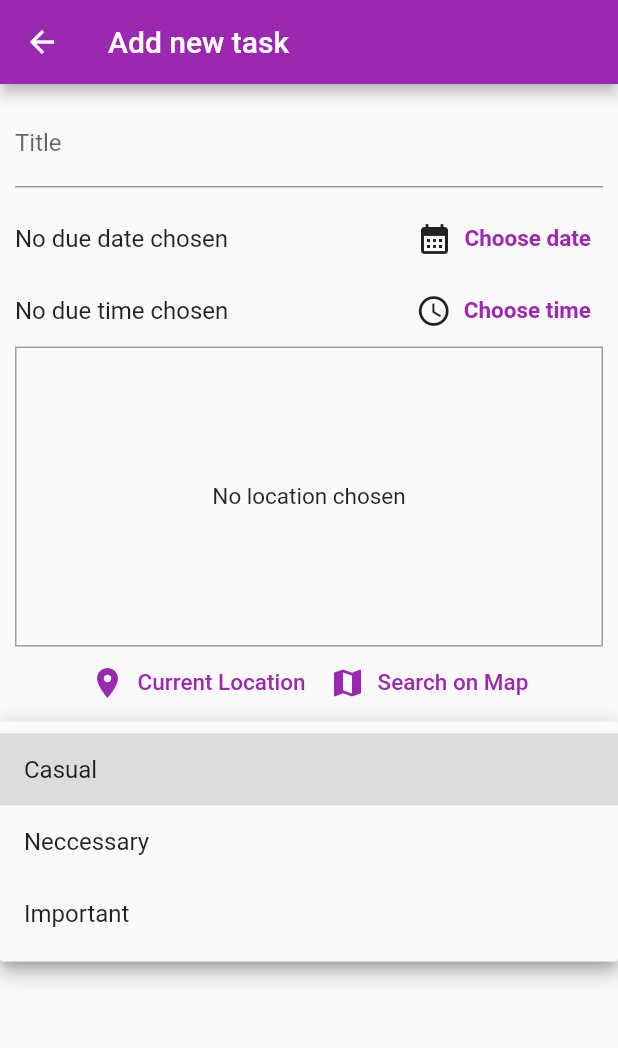
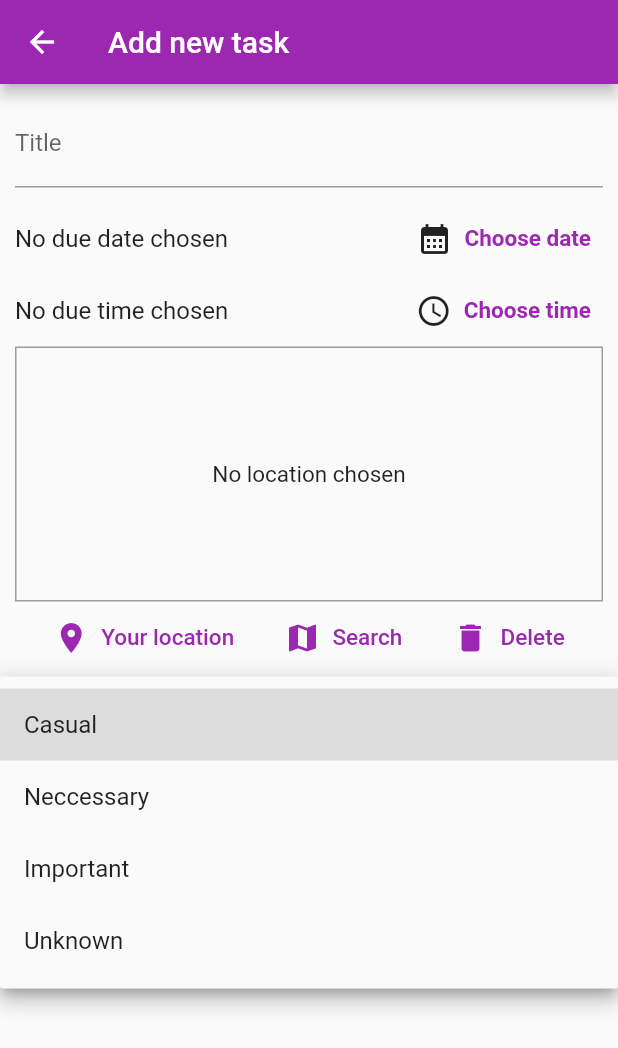
Before and after one commit to MocanuAlexandra/PlanifyApp, a Flutter app: the AddEditTaskForm screen opened by its route, after a tap on "Select priority", on a phone screen of 412 x 824 dp. Shown: the top 1048 px of the screen. Run offline on Flutter 3.47's test engine with Material 2 defaults, Android fonts, the phone set to English and light mode, and no system bars; our stand-ins replace cloud_firestore, firebase_auth, firebase_core, flutter_form_builder, flutter_typeahead, form_builder_validators and 2 more; missing offline and left inert: google_maps_webservice_ex, month_picker_dialog_2; accounts and stored records are empty.

Commit message:
Added small improvements at edit functionality

```diff
--- a/planify_app/lib/database/database_helper.dart
+++ b/planify_app/lib/database/database_helper.dart
@@ -99,7 +99,9 @@ class DBHelper {
     var updatedLocation = const TaskAdress(
         latitude: 0, longitude: 0, address: 'No address chosen');
     //check if the user picked an adress
-    if (editedTask.address != null) {
+    if (editedTask.address != null &&
+        editedTask.address!.latitude != null &&
+        editedTask.address!.longitude != null) {
       // get the address of the picked location
       final address = await LocationHelper.getPlaceAddress(
           editedTask.address!.latitude!, editedTask.address!.longitude!);
--- a/planify_app/lib/models/task.dart
+++ b/planify_app/lib/models/task.dart
@@ -1,7 +1,7 @@
 import 'package:flutter/material.dart';
 import 'package:planify_app/models/task_adress.dart';
 
-enum Priority { casual, necessary, important }
+enum Priority { casual, necessary, important, unknown }
 
 class Task {
   final String? id;
--- a/planify_app/lib/screens/task_detail_screen.dart
+++ b/planify_app/lib/screens/task_detail_screen.dart
@@ -52,9 +52,6 @@ class _TaskDetailScreenState extends State<TaskDetailScreen> {
         height: 200,
         width: double.infinity,
         alignment: Alignment.center,
-        decoration: BoxDecoration(
-          border: Border.all(width: 1, color: Colors.grey),
-        ),
         child: loadedTask.address!.latitude == 0 &&
                 loadedTask.address!.longitude == 0
             ? const SizedBox(height: 10)
--- a/planify_app/lib/widgets/location/location_input.dart
+++ b/planify_app/lib/widgets/location/location_input.dart
@@ -22,7 +22,7 @@ class _LocationInputState extends State<LocationInput> {
 
   @override
   void initState() {
-    if (widget.previousAdress != null) {
+    if (widget.previousAdress != null && widget.previousAdress!.latitude != 0 && widget.previousAdress!.longitude != 0) {
       _previewImageUrl = LocationHelper.generateLocPreviewImg(
           latitude: widget.previousAdress!.latitude,
           longitude: widget.previousAdress!.longitude);
@@ -73,12 +73,19 @@ class _LocationInputState extends State<LocationInput> {
     widget.onSelectPlace(selectedLocation.latitude, selectedLocation.longitude);
   }
 
+void _deleteLocation() {
+    setState(() {
+      _previewImageUrl = null;
+    });
+    widget.onSelectPlace(null, null);
+  }
+
   @override
   Widget build(BuildContext context) {
     return Column(
       children: [
         Container(
-          height: 200,
+          height: 170,
           width: double.infinity,
           alignment: Alignment.center,
           decoration: BoxDecoration(
@@ -91,16 +98,16 @@ class _LocationInputState extends State<LocationInput> {
                   textAlign: TextAlign.center,
                 )
               : Image.network(_previewImageUrl!,
-                  fit: BoxFit.cover, width: double.infinity),
+                  fit: BoxFit.fitHeight, width: double.infinity),
         ),
         Row(
-          mainAxisAlignment: MainAxisAlignment.center,
+          mainAxisAlignment: MainAxisAlignment.spaceEvenly,
           children: [
             TextButton.icon(
               onPressed: _getCurrentUserLocation,
               icon: const Icon(Icons.location_on),
               label: const Text(
-                'Current Location',
+                'Your location',
                 style: TextStyle(fontSize: 15),
               ),
               style: TextButton.styleFrom(
@@ -111,7 +118,18 @@ class _LocationInputState extends State<LocationInput> {
               onPressed: _selectOnMap,
               icon: const Icon(Icons.map),
               label: const Text(
-                'Search on Map',
+                'Search',
+                style: TextStyle(fontSize: 15),
+              ),
+              style: TextButton.styleFrom(
+                foregroundColor: Theme.of(context).primaryColor,
+              ),
+            ),
+             TextButton.icon(
+              onPressed: _deleteLocation,
+              icon: const Icon(Icons.delete),
+              label: const Text(
+                'Delete',
                 style: TextStyle(fontSize: 15),
               ),
               style: TextButton.styleFrom(
--- a/planify_app/lib/widgets/task/add_new_task_form.dart
+++ b/planify_app/lib/widgets/task/add_new_task_form.dart
@@ -111,7 +111,7 @@ class _AddEditTaskFormState extends State<AddEditTaskForm> {
         });
   }
 
-  void _selectPlace(double lat, double lng) {
+  void _selectPlace(double? lat, double? lng) {
     _editedTask = Task(
       id: _editedTask.id,
       title: _editedTask.title,
@@ -321,6 +321,13 @@ class _AddEditTaskFormState extends State<AddEditTaskForm> {
                                 style: TextStyle(fontSize: 16),
                               ),
                             ),
+                             DropdownMenuItem(
+                              value: Priority.unknown,
+                              child: Text(
+                                'Unknown',
+                                style: TextStyle(fontSize: 16),
+                              ),
+                            ),
                           ],
                           onChanged: (value) {
                             setState(() {
```
